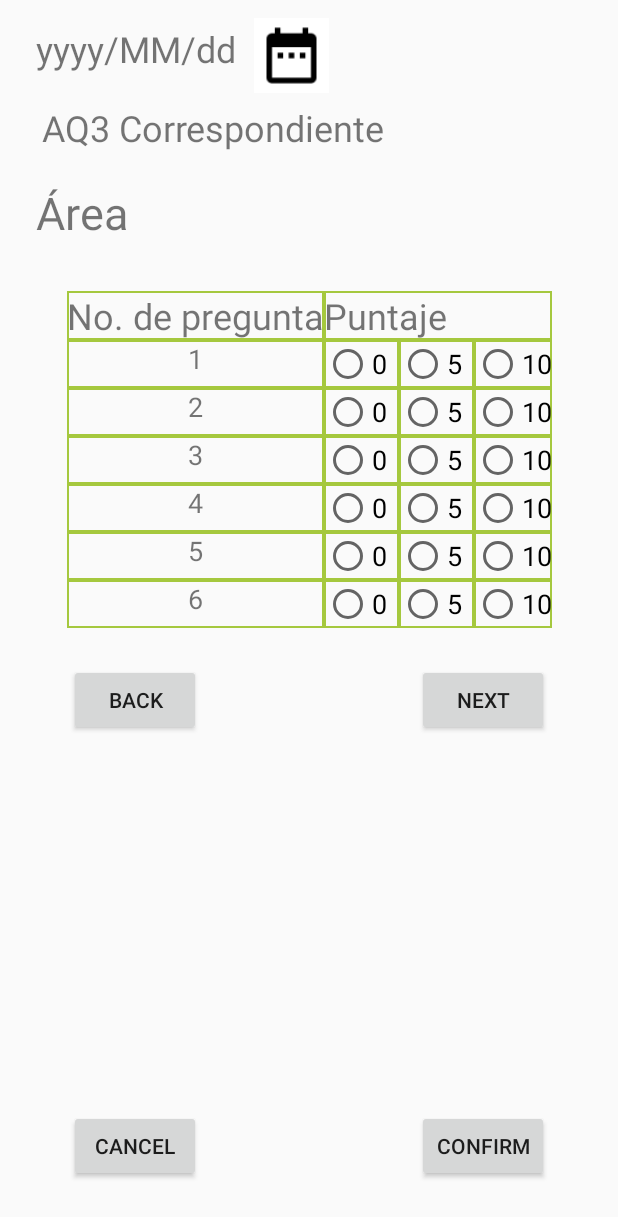
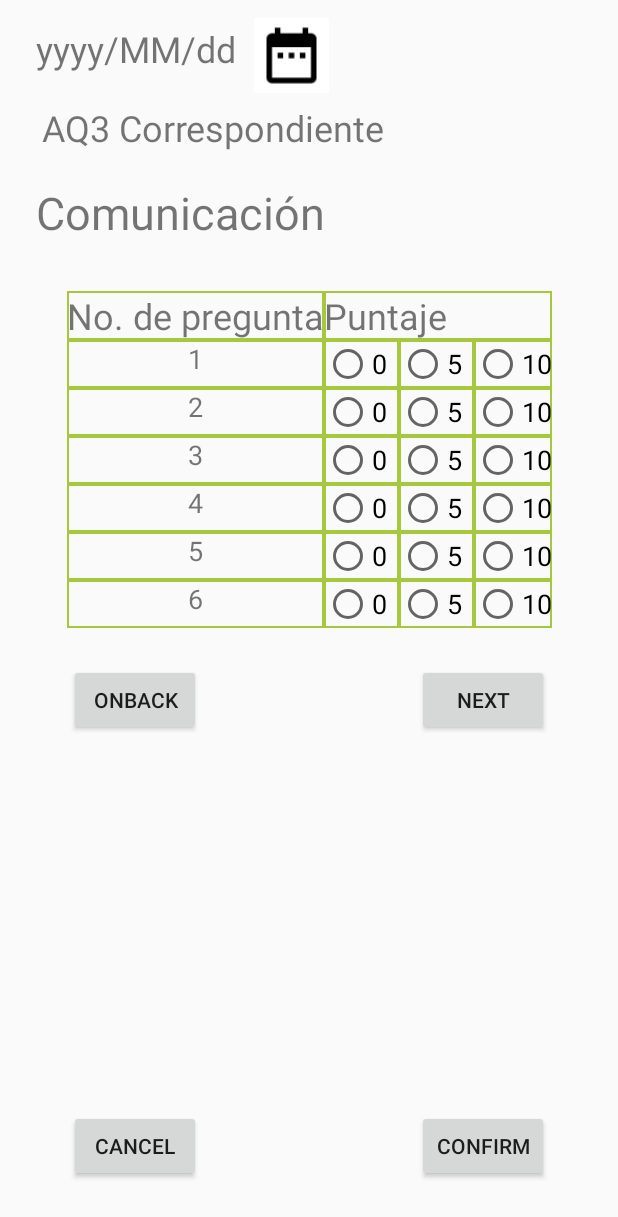
Before and after one commit to ce-force/App-rendamos, an Android app: the ASQ3TestActivity screen opened directly, with no data from a screen before it, on a phone screen of 412 x 824 dp. Shown: the top 1217 px of the screen. Run offline under Robolectric (Android 15) with nearby library versions, the phone set to English and light mode, and no system bars.

Commit message:
[UPDATE] ASQ3 questions

```diff
--- a/app/src/main/java/com/ceforce/app_rendamos/ASQ3TestActivity.java
+++ b/app/src/main/java/com/ceforce/app_rendamos/ASQ3TestActivity.java
@@ -3,9 +3,12 @@ package com.ceforce.app_rendamos;
 import androidx.appcompat.app.AppCompatActivity;
 import androidx.fragment.app.DialogFragment;
 
+import android.content.Intent;
 import android.os.Bundle;
 import android.util.Log;
 import android.view.View;
+import android.widget.RadioButton;
+import android.widget.RadioGroup;
 import android.widget.TableLayout;
 import android.widget.TextView;
 
@@ -13,7 +16,16 @@ import com.ceforce.app_rendamos.ui.DatePickerFragment;
 
 public class ASQ3TestActivity extends AppCompatActivity {
     TextView tv1;
+    TextView area;
     TableLayout T;
+    RadioGroup R1;
+    RadioGroup R2;
+    RadioGroup R3;
+    RadioGroup R4;
+    RadioGroup R5;
+    RadioGroup R6;
+
+
     String[] Areas={
             "Comunicación",
             "Motora Fina",
@@ -22,6 +34,8 @@ public class ASQ3TestActivity extends AppCompatActivity {
             "Socio-individual"
     };
     int AreaActual=0;
+    int[][] punt = new int[5][6];
+
 
 
     @Override
@@ -30,21 +44,92 @@ public class ASQ3TestActivity extends AppCompatActivity {
         setContentView(R.layout.activity_asq3_test);
 
         tv1=findViewById(R.id.textView);
+        area=findViewById(R.id.Area);
         T=findViewById(R.id.table);
+        R1=findViewById(R.id.Rgroup1);
+        R2=findViewById(R.id.Rgroup2);
+        R3=findViewById(R.id.Rgroup3);
+        R4=findViewById(R.id.Rgroup4);
+        R5=findViewById(R.id.Rgroup5);
+        R6=findViewById(R.id.Rgroup6);
 
-        for (int i=0;i<Areas.length;i++){
-            /*TableRow Row= new TableRow(this);
-            TextView Tv=new TextView(this);
-            Tv.setText(i+1);
-            RadioGroup Rg=new RadioGroup(this);
-            Row.addView(Tv);
-            for(int j=1;j<7;j++){
-                RadioButton Rb=new RadioButton(this);
-                Rg.addView(Rb);
+
+        for (int i=0;i<5;i++){
+            for (int j=0;j<6;j++){
+                punt[i][j]=-1;
             }
-            Row.addView(Rg);
-            T.addView(Row);*/
         }
+        Refresh();
+    }
+
+    void show(){
+        for (int i=0;i<5;i++){
+            for (int j=0;j<6;j++){
+                Log.d("STATUSXD1",i+""+j+""+punt[i][j]);
+            }
+        }
+    }
+
+    void clean() {
+        for (int i=0;i<5;i++){
+            for (int j=0;j<6;j++){
+                punt[i][j]=-1;
+            }
+        }
+    }
+
+    void Select(){
+        RadioGroup[] RAll={R1,R2,R3,R4,R5,R6};
+        for (int j=0;j<6;j++){
+            int index = RAll[j].indexOfChild(findViewById(RAll[j].getCheckedRadioButtonId()));
+            if (index!=-1){
+                punt[AreaActual][j]=index*5;
+            }
+            //Log.d("STATUSXD",""+index);
+
+        }
+
+    }
+
+    void Refresh(){
+        RadioGroup[] RAll={R1,R2,R3,R4,R5,R6};
+        area.setText(Areas[AreaActual]);
+        for (int j=0;j<6;j++){
+            if (punt[AreaActual][j]==-1){
+                RAll[j].clearCheck();
+            }
+            else{
+                ((RadioButton)RAll[j].getChildAt(punt[AreaActual][j]/5)).setChecked(true);
+            }
+            Log.d("STATUSX1",AreaActual+""+j+""+punt[AreaActual][j]);
+        }
+
+    }
+
+    public void onNext(View view){
+        if (AreaActual==4) return;
+        Select();
+        show();
+        AreaActual++;
+        Refresh();
+    }
+
+    public void onBack(View view){
+        if (AreaActual==0) return;
+        Select();
+        show();
+        AreaActual--;
+        Refresh();
+    }
+
+    public void onConfirm(View view){
+        finish();
+    }
+
+    public void onCancel(View view){
+        clean();
+        Refresh();
+
     }
 
     public void onDate(View view) {
--- a/app/src/main/res/layout/activity_asq3_test.xml
+++ b/app/src/main/res/layout/activity_asq3_test.xml
@@ -43,7 +43,7 @@
         android:layout_marginLeft="28dp" />
 
     <TextView
-        android:id="@+id/textView26"
+        android:id="@+id/Area"
         android:layout_width="wrap_content"
         android:layout_height="wrap_content"
         android:layout_marginStart="24dp"
@@ -61,7 +61,7 @@
         android:layout_marginTop="32dp"
         app:layout_constraintEnd_toEndOf="parent"
         app:layout_constraintStart_toStartOf="parent"
-        app:layout_constraintTop_toBottomOf="@+id/textView26">
+        app:layout_constraintTop_toBottomOf="@+id/Area">
 
         <TableRow
             android:layout_width="match_parent"
@@ -370,43 +370,47 @@
         android:layout_height="wrap_content"
         android:layout_marginTop="24dp"
         android:layout_marginEnd="46dp"
+        android:layout_marginRight="46dp"
+        android:onClick="onNext"
         android:text="Next"
         app:layout_constraintEnd_toEndOf="parent"
-        app:layout_constraintTop_toBottomOf="@+id/table"
-        android:layout_marginRight="46dp" />
+        app:layout_constraintTop_toBottomOf="@+id/table" />
 
     <Button
         android:id="@+id/button5"
         android:layout_width="wrap_content"
         android:layout_height="wrap_content"
         android:layout_marginStart="46dp"
+        android:layout_marginLeft="46dp"
         android:layout_marginTop="24dp"
-        android:text="Back"
+        android:onClick="onBack"
+        android:text="onBack"
         app:layout_constraintStart_toStartOf="parent"
-        app:layout_constraintTop_toBottomOf="@+id/table"
-        android:layout_marginLeft="46dp" />
+        app:layout_constraintTop_toBottomOf="@+id/table" />
 
     <Button
         android:id="@+id/button7"
         android:layout_width="wrap_content"
         android:layout_height="wrap_content"
         android:layout_marginStart="46dp"
+        android:layout_marginLeft="46dp"
         android:layout_marginBottom="36dp"
+        android:onClick="onCancel"
         android:text="Cancel"
         app:layout_constraintBottom_toBottomOf="parent"
-        app:layout_constraintStart_toStartOf="parent"
-        android:layout_marginLeft="46dp" />
+        app:layout_constraintStart_toStartOf="parent" />
 
     <Button
         android:id="@+id/button8"
         android:layout_width="wrap_content"
         android:layout_height="wrap_content"
         android:layout_marginEnd="46dp"
+        android:layout_marginRight="46dp"
         android:layout_marginBottom="36dp"
+        android:onClick="onConfirm"
         android:text="Confirm"
         app:layout_constraintBottom_toBottomOf="parent"
-        app:layout_constraintEnd_toEndOf="parent"
-        android:layout_marginRight="46dp" />
+        app:layout_constraintEnd_toEndOf="parent" />
 
 
 </androidx.constraintlayout.widget.ConstraintLayout>
```
